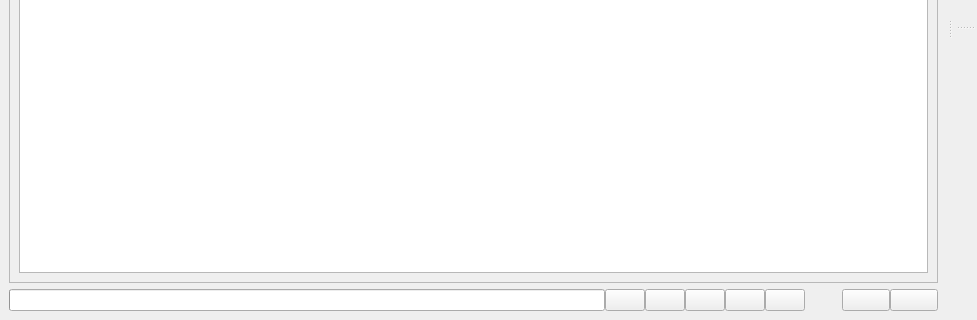
Before: the Qt Designer form txplayagui/ui/main.ui in petrushev/txplaya, drawn with Qt 5; both pictures show x 0 to 977 and y 264 to 584 of the 977 by 584 pixel window.
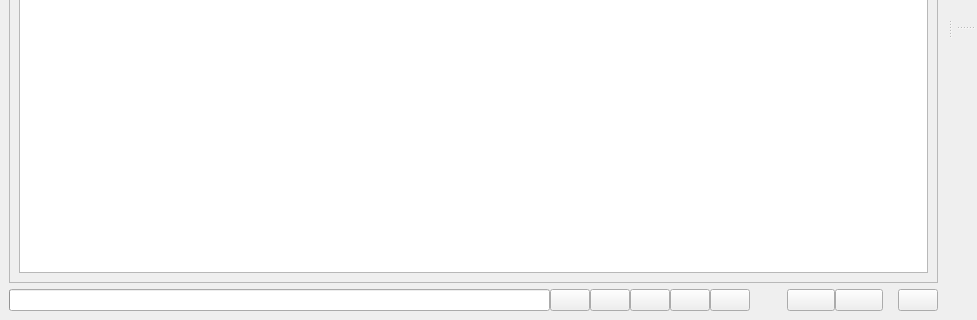
After: the same form once the commit is applied. Icons and pictures are not drawn.

```diff
--- a/txplayagui/ui/main.ui
+++ b/txplayagui/ui/main.ui
@@ -284,6 +284,45 @@
         </property>
        </widget>
       </item>
+      <item>
+       <spacer name="horizontalSpacer_3">
+        <property name="orientation">
+         <enum>Qt::Horizontal</enum>
+        </property>
+        <property name="sizeType">
+         <enum>QSizePolicy::Fixed</enum>
+        </property>
+        <property name="sizeHint" stdset="0">
+         <size>
+          <width>15</width>
+          <height>20</height>
+         </size>
+        </property>
+       </spacer>
+      </item>
+      <item>
+       <widget class="QPushButton" name="quitButton">
+        <property name="minimumSize">
+         <size>
+          <width>30</width>
+          <height>0</height>
+         </size>
+        </property>
+        <property name="toolTip">
+         <string>Quit</string>
+        </property>
+        <property name="text">
+         <string/>
+        </property>
+        <property name="icon">
+         <iconset resource="resource.qrc">
+          <normaloff>:/icons/img/dialog_close.svg</normaloff>:/icons/img/dialog_close.svg</iconset>
+        </property>
+        <property name="flat">
+         <bool>false</bool>
+        </property>
+       </widget>
+      </item>
      </layout>
     </item>
    </layout>
```
Left out of the diff: 18 changed lines with no effect on the pictures.
